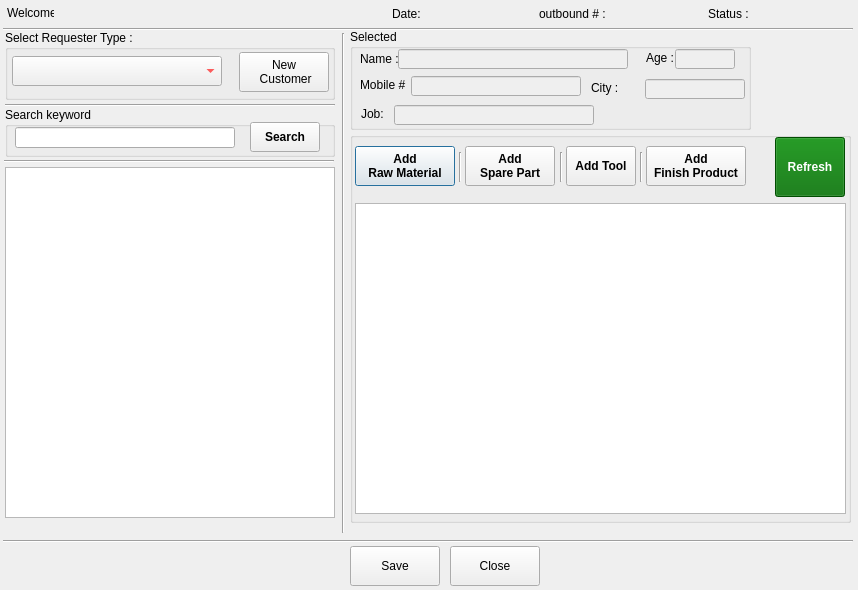
Above: uiview/qtui/ui_oubound.ui from himalsaman/kmfmaintenance before the change. Below: the same form after it.
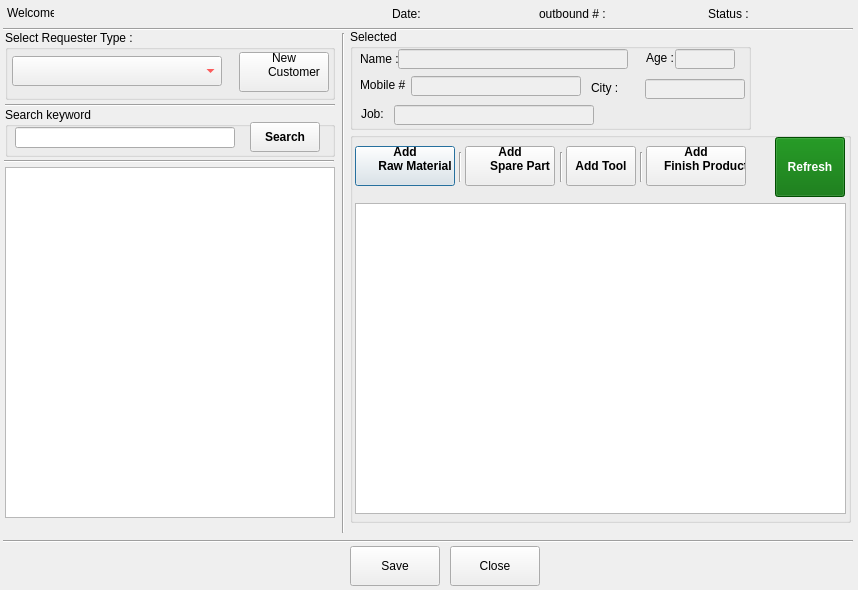
That is the form after the change.

```diff
--- a/uiview/qtui/ui_oubound.ui
+++ b/uiview/qtui/ui_oubound.ui
@@ -90,8 +90,9 @@
      </font>
     </property>
     <property name="text">
-     <string>Add 
-Raw Material</string>
+					<string>Add
+						Raw Material
+					</string>
     </property>
    </widget>
    <widget class="QPushButton" name="addNewSPbtn">
@@ -111,8 +112,9 @@
      </font>
     </property>
     <property name="text">
-     <string>Add 
-Spare Part</string>
+					<string>Add
+						Spare Part
+					</string>
     </property>
    </widget>
    <widget class="QTableView" name="protableView">
@@ -180,8 +182,9 @@
      </font>
     </property>
     <property name="text">
-     <string>Add 
-Finish Product</string>
+					<string>Add
+						Finish Product
+					</string>
     </property>
    </widget>
    <widget class="Line" name="line_2">
@@ -636,7 +639,8 @@
     </property>
     <property name="text">
      <string>New
- Customer</string>
+						Customer
+					</string>
     </property>
    </widget>
   </widget>
```
Left out of the diff: 7 changed lines with no effect on the pictures. Lines whose indentation alone changed are shown as unchanged.
